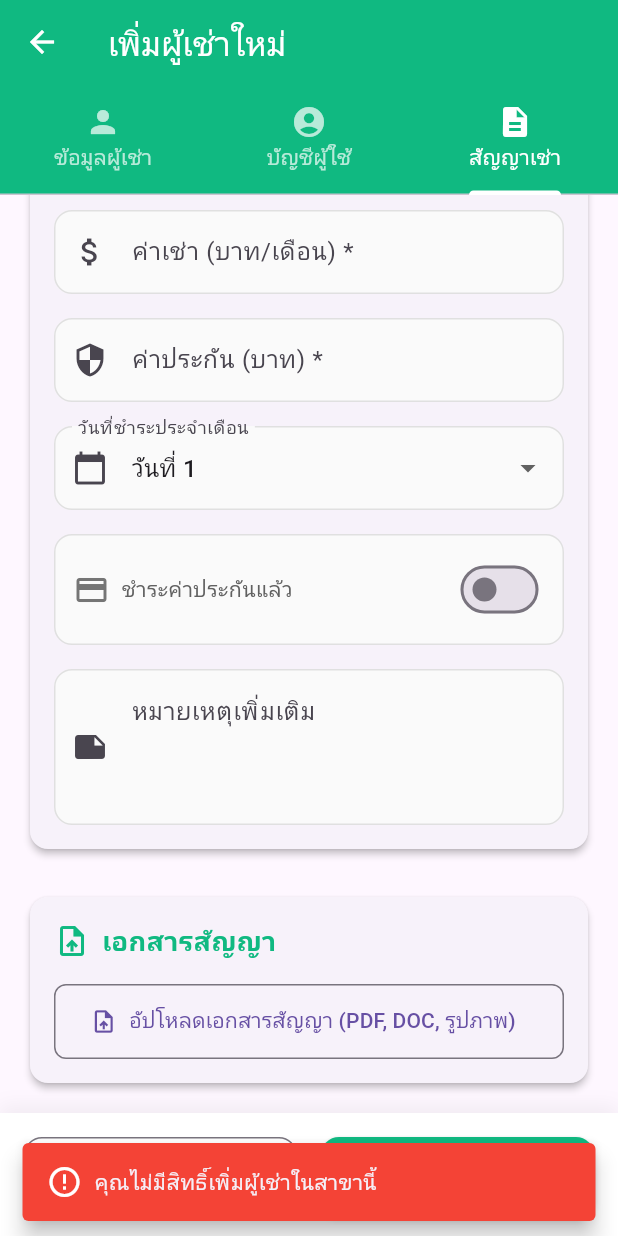
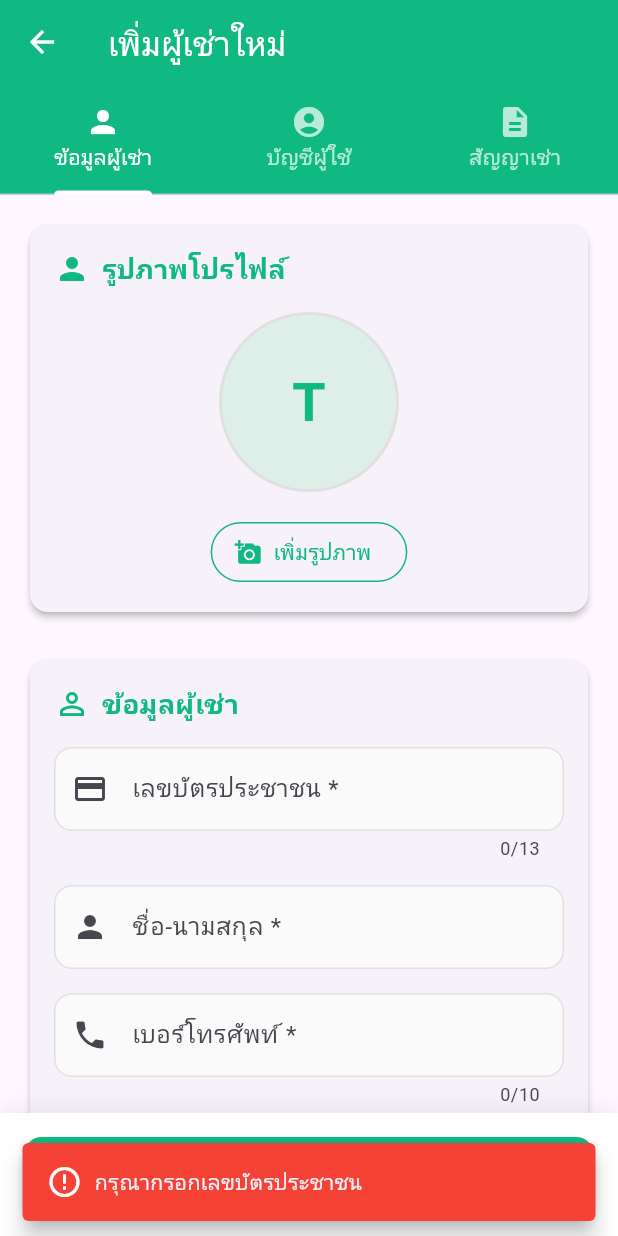
Before and after one commit to Satjatum/Manager_Room_ProjectV1, a Flutter app: the TenantAddUI screen opened directly, tab 3 chosen, scrolled down 440 dp, after a tap on "บันทึกข้อมูล", on a phone screen of 412 x 824 dp. Run offline on Flutter 3.47's test engine with Material 3 defaults, Android fonts, the light colour scheme and no system bars; our stand-ins replace file_picker, image_picker, shared_preferences, supabase_flutter; accounts and stored records are empty; network calls fail.

Commit message:
fix(tenant): validate form/branch before permission check so Admin managers aren't blocked when branch not selected yet\n\n- Move permission pre-check after validations in tenant_add_ui.dart\n\nDroid-assisted.

```diff
--- a/lib/views/superadmin/tenant_add_ui.dart
+++ b/lib/views/superadmin/tenant_add_ui.dart
@@ -601,6 +601,19 @@ class _TenantAddUIState extends State<TenantAddUI>
       return;
     }
 
+    // Validate all tabs first to ensure required fields (including branch) are selected
+    for (int i = 0; i <= 2; i++) {
+      setState(() => _currentTabIndex = i);
+      _tabController.animateTo(i);
+      if (!_validateCurrentTab()) {
+        return;
+      }
+    }
+
+    if (!_formKey.currentState!.validate()) {
+      return;
+    }
+
     // Permission pre-check: SuperAdmin/manageTenants OR Admin who manages selected branch
     bool allowed = _currentUser!.hasAnyPermission([
       DetailedPermission.all,
@@ -616,19 +629,6 @@ class _TenantAddUIState extends State<TenantAddUI>
 
     if (!allowed) {
       _showErrorSnackBar('คุณไม่มีสิทธิ์เพิ่มผู้เช่าในสาขานี้');
-      return;
-    }
-
-    // Validate all tabs
-    for (int i = 0; i <= 2; i++) {
-      setState(() => _currentTabIndex = i);
-      _tabController.animateTo(i);
-      if (!_validateCurrentTab()) {
-        return;
-      }
-    }
-
-    if (!_formKey.currentState!.validate()) {
       return;
     }
 
```
